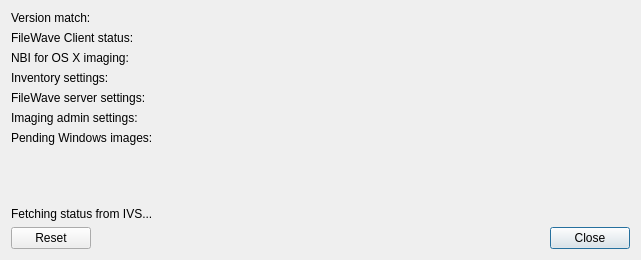
fw-dev/translations, file FWAdminLib/ImagingServerStatus.ui: the form before one commit.
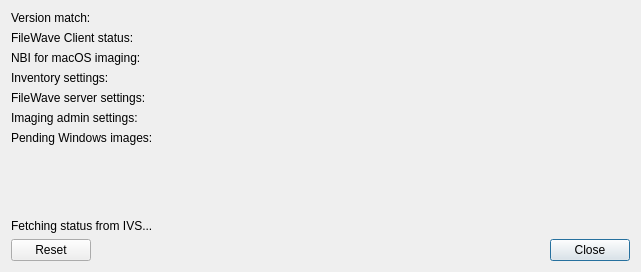
The form after the commit. Custom widgets are drawn as their Qt base class.

Patch:
```diff
--- a/FWAdminLib/ImagingServerStatus.ui
+++ b/FWAdminLib/ImagingServerStatus.ui
@@ -7,7 +7,7 @@
     <x>0</x>
     <y>0</y>
     <width>641</width>
-    <height>260</height>
+    <height>272</height>
    </rect>
   </property>
   <property name="windowTitle">
@@ -141,7 +141,7 @@
      <item row="2" column="0">
       <widget class="QLabel" name="label_2">
        <property name="text">
-        <string>NBI for OS X imaging:</string>
+        <string>NBI for macOS imaging:</string>
        </property>
       </widget>
      </item>
```
Left out of the diff: 42 changed lines with no effect on the pictures.
